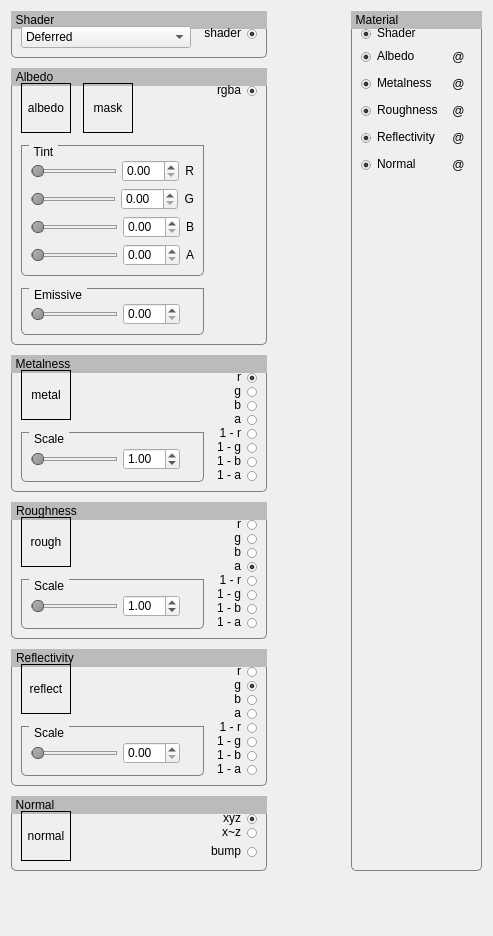
Qt form src/plugins/material/materialwidget.ui (pniekamp/datum-studio) before a commit.
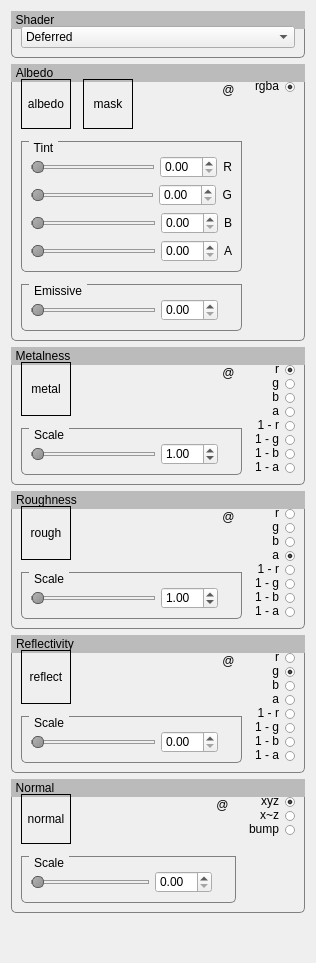
The same form after that commit. Icons and pictures are not drawn. Custom widgets are drawn as their Qt base class.

Commit message: material normal scale

```diff
--- a/src/plugins/material/materialwidget.ui
+++ b/src/plugins/material/materialwidget.ui
@@ -6,8 +6,8 @@
    <rect>
     <x>0</x>
     <y>0</y>
-    <width>493</width>
-    <height>936</height>
+    <width>316</width>
+    <height>963</height>
    </rect>
   </property>
   <property name="windowTitle">
@@ -64,23 +64,13 @@
     top: 1;
 }</string>
   </property>
-  <layout class="QVBoxLayout" name="verticalLayout_4">
-   <item>
-    <layout class="QHBoxLayout" name="horizontalLayout_4">
-     <property name="spacing">
-      <number>2</number>
-     </property>
-     <item>
-      <layout class="QVBoxLayout" name="verticalLayout">
-       <property name="spacing">
-        <number>10</number>
-       </property>
+  <layout class="QVBoxLayout" name="verticalLayout_4" stretch="0,0,0,0,0,0,1">
        <item>
         <widget class="QGroupBox" name="Shader">
          <property name="title">
           <string>Shader</string>
          </property>
-         <layout class="QHBoxLayout" name="horizontalLayout_16" stretch="1,0">
+     <layout class="QHBoxLayout" name="horizontalLayout_16" stretch="1">
           <property name="spacing">
            <number>12</number>
           </property>
@@ -105,45 +95,6 @@
             </item>
            </layout>
           </item>
-          <item>
-           <layout class="QVBoxLayout" name="verticalLayout_19">
-            <property name="spacing">
-             <number>0</number>
-            </property>
-            <item>
-             <widget class="QRadioButton" name="ShaderOutput">
-              <property name="sizePolicy">
-               <sizepolicy hsizetype="Expanding" vsizetype="Fixed">
-                <horstretch>0</horstretch>
-                <verstretch>0</verstretch>
-               </sizepolicy>
-              </property>
-              <property name="layoutDirection">
-               <enum>Qt::RightToLeft</enum>
-              </property>
-              <property name="text">
-               <string>shader</string>
-              </property>
-              <property name="checked">
-               <bool>true</bool>
-              </property>
-             </widget>
-            </item>
-            <item>
-             <spacer name="verticalSpacer_8">
-              <property name="orientation">
-               <enum>Qt::Vertical</enum>
-              </property>
-              <property name="sizeHint" stdset="0">
-               <size>
-                <width>20</width>
-                <height>1</height>
-               </size>
-              </property>
-             </spacer>
-            </item>
-           </layout>
-          </item>
          </layout>
         </widget>
        </item>
@@ -232,6 +183,37 @@
                 </property>
                </spacer>
               </item>
+          <item>
+           <layout class="QVBoxLayout" name="verticalLayout_19">
+            <item>
+             <widget class="QToolButton" name="ResetAlbedo">
+              <property name="text">
+               <string>@</string>
+              </property>
+              <property name="icon">
+               <iconset resource="materialplugin.qrc">
+                <normaloff>:/materialplugin/reset.png</normaloff>:/materialplugin/reset.png</iconset>
+              </property>
+              <property name="autoRaise">
+               <bool>true</bool>
+              </property>
+             </widget>
+            </item>
+            <item>
+             <spacer name="verticalSpacer">
+              <property name="orientation">
+               <enum>Qt::Vertical</enum>
+              </property>
+              <property name="sizeHint" stdset="0">
+               <size>
+                <width>20</width>
+                <height>0</height>
+               </size>
+              </property>
+             </spacer>
+            </item>
+           </layout>
+          </item>
              </layout>
             </item>
             <item>
@@ -591,6 +573,37 @@
                 </property>
                </spacer>
               </item>
+          <item>
+           <layout class="QVBoxLayout" name="verticalLayout_21">
+            <item>
+             <widget class="QToolButton" name="ResetMetalness">
+              <property name="text">
+               <string>@</string>
+              </property>
+              <property name="icon">
+               <iconset resource="materialplugin.qrc">
+                <normaloff>:/materialplugin/reset.png</normaloff>:/materialplugin/reset.png</iconset>
+              </property>
+              <property name="autoRaise">
+               <bool>true</bool>
+              </property>
+             </widget>
+            </item>
+            <item>
+             <spacer name="verticalSpacer_3">
+              <property name="orientation">
+               <enum>Qt::Vertical</enum>
+              </property>
+              <property name="sizeHint" stdset="0">
+               <size>
+                <width>20</width>
+                <height>0</height>
+               </size>
+              </property>
+             </spacer>
+            </item>
+           </layout>
+          </item>
              </layout>
             </item>
             <item>
@@ -878,6 +891,37 @@
                 </property>
                </spacer>
               </item>
+          <item>
+           <layout class="QVBoxLayout" name="verticalLayout_22">
+            <item>
+             <widget class="QToolButton" name="ResetRoughness">
+              <property name="text">
+               <string>@</string>
+              </property>
+              <property name="icon">
+               <iconset resource="materialplugin.qrc">
+                <normaloff>:/materialplugin/reset.png</normaloff>:/materialplugin/reset.png</iconset>
+              </property>
+              <property name="autoRaise">
+               <bool>true</bool>
+              </property>
+             </widget>
+            </item>
+            <item>
+             <spacer name="verticalSpacer_4">
+              <property name="orientation">
+               <enum>Qt::Vertical</enum>
+              </property>
+              <property name="sizeHint" stdset="0">
+               <size>
+                <width>20</width>
+                <height>0</height>
+               </size>
+              </property>
+             </spacer>
+            </item>
+           </layout>
+          </item>
              </layout>
             </item>
             <item>
@@ -1168,6 +1212,37 @@
                 </property>
                </spacer>
               </item>
+          <item>
+           <layout class="QVBoxLayout" name="verticalLayout_23">
+            <item>
+             <widget class="QToolButton" name="ResetReflectivity">
+              <property name="text">
+               <string>@</string>
+              </property>
+              <property name="icon">
+               <iconset resource="materialplugin.qrc">
+                <normaloff>:/materialplugin/reset.png</normaloff>:/materialplugin/reset.png</iconset>
+              </property>
+              <property name="autoRaise">
+               <bool>true</bool>
+              </property>
+             </widget>
+            </item>
+            <item>
+             <spacer name="verticalSpacer_5">
+              <property name="orientation">
+               <enum>Qt::Vertical</enum>
+              </property>
+              <property name="sizeHint" stdset="0">
+               <size>
+                <width>20</width>
+                <height>0</height>
+               </size>
+              </property>
+             </spacer>
+            </item>
+           </layout>
+          </item>
              </layout>
             </item>
             <item>
@@ -1455,6 +1530,106 @@
                 </property>
                </spacer>
               </item>
+          <item>
+           <layout class="QVBoxLayout" name="verticalLayout_24">
+            <item>
+             <widget class="QToolButton" name="ResetNormal">
+              <property name="text">
+               <string>@</string>
+              </property>
+              <property name="icon">
+               <iconset resource="materialplugin.qrc">
+                <normaloff>:/materialplugin/reset.png</normaloff>:/materialplugin/reset.png</iconset>
+              </property>
+              <property name="autoRaise">
+               <bool>true</bool>
+              </property>
+             </widget>
+            </item>
+            <item>
+             <spacer name="verticalSpacer_8">
+              <property name="orientation">
+               <enum>Qt::Vertical</enum>
+              </property>
+              <property name="sizeHint" stdset="0">
+               <size>
+                <width>20</width>
+                <height>0</height>
+               </size>
+              </property>
+             </spacer>
+            </item>
+           </layout>
+          </item>
+         </layout>
+        </item>
+        <item>
+         <layout class="QHBoxLayout" name="horizontalLayout_23">
+          <item>
+           <widget class="QGroupBox" name="groupBox_11">
+            <property name="styleSheet">
+             <string notr="true">QGroupBox::title
+{
+    background: none;
+    subcontrol-origin: margin;
+    subcontrol-position: top left;
+    padding: 0 3px 0 3px;
+    left: 8px;
+}</string>
+            </property>
+            <property name="title">
+             <string>Scale</string>
+            </property>
+            <layout class="QVBoxLayout" name="verticalLayout_18">
+             <property name="topMargin">
+              <number>14</number>
+             </property>
+             <item>
+              <layout class="QHBoxLayout" name="horizontalLayout_25">
+               <item>
+                <widget class="QcDoubleSlider" name="NormalScaleSlider">
+                 <property name="maximum">
+                  <number>100</number>
+                 </property>
+                 <property name="orientation">
+                  <enum>Qt::Horizontal</enum>
+                 </property>
+                </widget>
+               </item>
+               <item>
+                <widget class="QcDoubleSpinBox" name="NormalScaleSpinner">
+                 <property name="minimumSize">
+                  <size>
+                   <width>52</width>
+                   <height>0</height>
+                  </size>
+                 </property>
+                 <property name="singleStep">
+                  <double>0.100000000000000</double>
+                 </property>
+                </widget>
+               </item>
+               <item>
+                <widget class="QLabel" name="NormalScaleLabel">
+                 <property name="minimumSize">
+                  <size>
+                   <width>8</width>
+                   <height>0</height>
+                  </size>
+                 </property>
+                 <property name="text">
+                  <string/>
+                 </property>
+                 <property name="alignment">
+                  <set>Qt::AlignRight|Qt::AlignTrailing|Qt::AlignVCenter</set>
+                 </property>
+                </widget>
+               </item>
+              </layout>
+             </item>
+            </layout>
+           </widget>
+          </item>
              </layout>
             </item>
            </layout>
@@ -1499,19 +1674,6 @@
               </property>
              </widget>
             </item>
-            <item>
-             <spacer name="verticalSpacer">
-              <property name="orientation">
-               <enum>Qt::Vertical</enum>
-              </property>
-              <property name="sizeHint" stdset="0">
-               <size>
-                <width>20</width>
-                <height>5</height>
-               </size>
-              </property>
-             </spacer>
-            </item>
             <item>
              <widget class="QRadioButton" name="NormalOutput3">
               <property name="sizePolicy">
@@ -1546,238 +1708,15 @@
          </layout>
         </widget>
        </item>
-      </layout>
-     </item>
      <item>
-      <widget class="QWidget" name="Wiring" native="true">
-       <property name="minimumSize">
+    <spacer name="verticalSpacer_9">
+     <property name="orientation">
+      <enum>Qt::Vertical</enum>
+     </property>
+     <property name="sizeHint" stdset="0">
         <size>
-         <width>80</width>
+       <width>20</width>
          <height>0</height>
-        </size>
-       </property>
-      </widget>
-     </item>
-     <item>
-      <widget class="QGroupBox" name="Material">
-       <property name="title">
-        <string>Material</string>
-       </property>
-       <layout class="QGridLayout" name="gridLayout">
-        <property name="topMargin">
-         <number>14</number>
-        </property>
-        <item row="1" column="0">
-         <widget class="QRadioButton" name="AlbedoInput">
-          <property name="enabled">
-           <bool>false</bool>
-          </property>
-          <property name="text">
-           <string>Albedo</string>
-          </property>
-          <property name="checkable">
-           <bool>true</bool>
-          </property>
-          <property name="checked">
-           <bool>true</bool>
-          </property>
-          <property name="autoExclusive">
-           <bool>false</bool>
-          </property>
-         </widget>
-        </item>
-        <item row="1" column="1">
-         <widget class="QToolButton" name="ResetAlbedo">
-          <property name="text">
-           <string>@</string>
-          </property>
-          <property name="icon">
-           <iconset resource="materialplugin.qrc">
-            <normaloff>:/materialplugin/reset.png</normaloff>:/materialplugin/reset.png</iconset>
-          </property>
-          <property name="autoRaise">
-           <bool>true</bool>
-          </property>
-         </widget>
-        </item>
-        <item row="2" column="0">
-         <widget class="QRadioButton" name="MetalnessInput">
-          <property name="enabled">
-           <bool>false</bool>
-          </property>
-          <property name="text">
-           <string>Metalness</string>
-          </property>
-          <property name="checkable">
-           <bool>true</bool>
-          </property>
-          <property name="checked">
-           <bool>true</bool>
-          </property>
-          <property name="autoExclusive">
-           <bool>false</bool>
-          </property>
-         </widget>
-        </item>
-        <item row="2" column="1">
-         <widget class="QToolButton" name="ResetMetalness">
-          <property name="text">
-           <string>@</string>
-          </property>
-          <property name="icon">
-           <iconset resource="materialplugin.qrc">
-            <normaloff>:/materialplugin/reset.png</normaloff>:/materialplugin/reset.png</iconset>
-          </property>
-          <property name="autoRaise">
-           <bool>true</bool>
-          </property>
-         </widget>
-        </item>
-        <item row="3" column="0">
-         <widget class="QRadioButton" name="RoughnessInput">
-          <property name="enabled">
-           <bool>false</bool>
-          </property>
-          <property name="text">
-           <string>Roughness</string>
-          </property>
-          <property name="checkable">
-           <bool>true</bool>
-          </property>
-          <property name="checked">
-           <bool>true</bool>
-          </property>
-          <property name="autoExclusive">
-           <bool>false</bool>
-          </property>
-         </widget>
-        </item>
-        <item row="4" column="0">
-         <widget class="QRadioButton" name="ReflectivityInput">
-          <property name="enabled">
-           <bool>false</bool>
-          </property>
-          <property name="text">
-           <string>Reflectivity</string>
-          </property>
-          <property name="checkable">
-           <bool>true</bool>
-          </property>
-          <property name="checked">
-           <bool>true</bool>
-          </property>
-          <property name="autoExclusive">
-           <bool>false</bool>
-          </property>
-         </widget>
-        </item>
-        <item row="5" column="1">
-         <widget class="QToolButton" name="ResetNormal">
-          <property name="text">
-           <string>@</string>
-          </property>
-          <property name="icon">
-           <iconset resource="materialplugin.qrc">
-            <normaloff>:/materialplugin/reset.png</normaloff>:/materialplugin/reset.png</iconset>
-          </property>
-          <property name="autoRaise">
-           <bool>true</bool>
-          </property>
-         </widget>
-        </item>
-        <item row="3" column="1">
-         <widget class="QToolButton" name="ResetRoughness">
-          <property name="text">
-           <string>@</string>
-          </property>
-          <property name="icon">
-           <iconset resource="materialplugin.qrc">
-            <normaloff>:/materialplugin/reset.png</normaloff>:/materialplugin/reset.png</iconset>
-          </property>
-          <property name="autoRaise">
-           <bool>true</bool>
-          </property>
-         </widget>
-        </item>
-        <item row="4" column="1">
-         <widget class="QToolButton" name="ResetReflectivity">
-          <property name="text">
-           <string>@</string>
-          </property>
-          <property name="icon">
-           <iconset resource="materialplugin.qrc">
-            <normaloff>:/materialplugin/reset.png</normaloff>:/materialplugin/reset.png</iconset>
-          </property>
-          <property name="autoRaise">
-           <bool>true</bool>
-          </property>
-         </widget>
-        </item>
-        <item row="6" column="0">
-         <spacer name="verticalSpacer_3">
-          <property name="orientation">
-           <enum>Qt::Vertical</enum>
-          </property>
-          <property name="sizeHint" stdset="0">
-           <size>
-            <width>20</width>
-            <height>40</height>
-           </size>
-          </property>
-         </spacer>
-        </item>
-        <item row="5" column="0">
-         <widget class="QRadioButton" name="NormalInput">
-          <property name="enabled">
-           <bool>false</bool>
-          </property>
-          <property name="text">
-           <string>Normal</string>
-          </property>
-          <property name="checkable">
-           <bool>true</bool>
-          </property>
-          <property name="checked">
-           <bool>true</bool>
-          </property>
-          <property name="autoExclusive">
-           <bool>false</bool>
-          </property>
-         </widget>
-        </item>
-        <item row="0" column="0">
-         <widget class="QRadioButton" name="ShaderInput">
-          <property name="enabled">
-           <bool>false</bool>
-          </property>
-          <property name="text">
-           <string>Shader</string>
-          </property>
-          <property name="checkable">
-           <bool>true</bool>
-          </property>
-          <property name="checked">
-           <bool>true</bool>
-          </property>
-          <property name="autoExclusive">
-           <bool>false</bool>
-          </property>
-         </widget>
-        </item>
-       </layout>
-      </widget>
-     </item>
-    </layout>
-   </item>
-   <item>
-    <spacer name="verticalSpacer_5">
-     <property name="orientation">
-      <enum>Qt::Vertical</enum>
-     </property>
-     <property name="sizeHint" stdset="0">
-      <size>
-       <width>20</width>
-       <height>152</height>
       </size>
      </property>
     </spacer>
```
Lines whose indentation alone changed are shown as unchanged. The commit also changes 57 other files.
